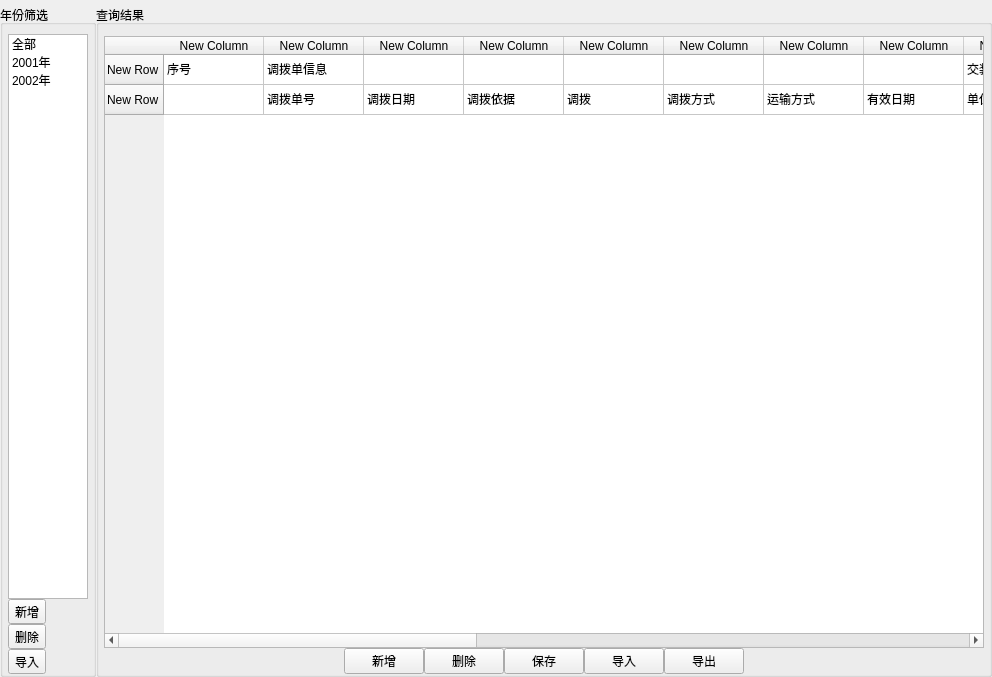
Old version of the form widgets/alocatMange/rocketTransfer.ui in the repository Belos10/Equip.
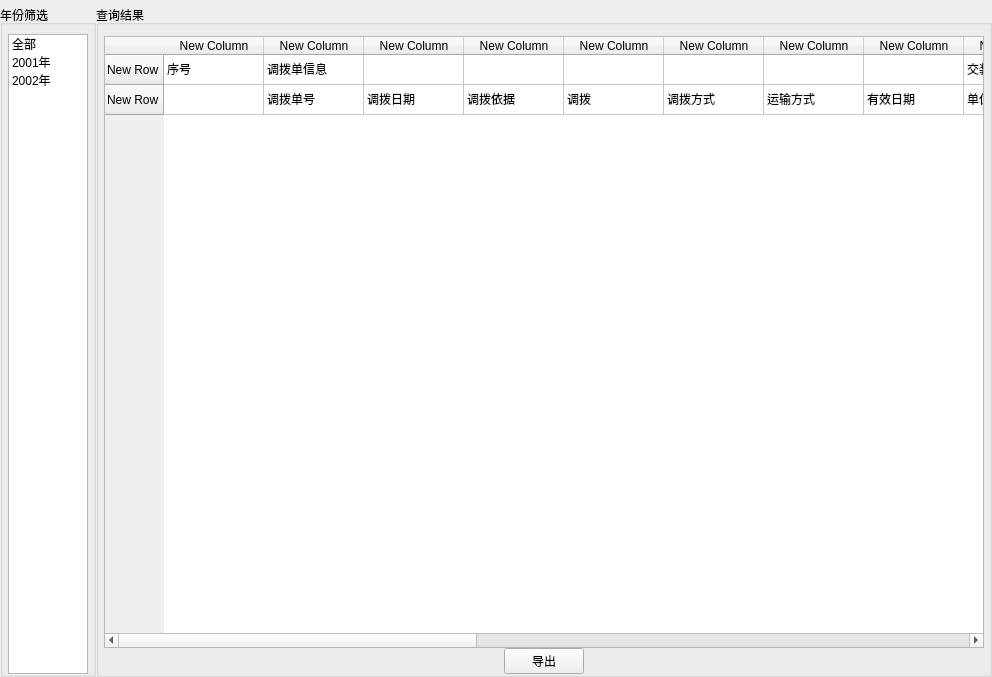
New version of the form.

Diff of the .ui file:
```diff
--- a/widgets/alocatMange/rocketTransfer.ui
+++ b/widgets/alocatMange/rocketTransfer.ui
@@ -102,27 +102,6 @@
            </item>
           </widget>
          </item>
-         <item>
-          <widget class="QToolButton" name="tb_add">
-           <property name="text">
-            <string>新增</string>
-           </property>
-          </widget>
-         </item>
-         <item>
-          <widget class="QToolButton" name="tb_del">
-           <property name="text">
-            <string>删除</string>
-           </property>
-          </widget>
-         </item>
-         <item>
-          <widget class="QToolButton" name="tb_input">
-           <property name="text">
-            <string>导入</string>
-           </property>
-          </widget>
-         </item>
         </layout>
        </widget>
       </item>
@@ -416,35 +395,7 @@
         </item>
         <item>
          <layout class="QGridLayout" name="gridLayout">
-          <item row="0" column="3">
-           <widget class="QPushButton" name="pb_save">
-            <property name="text">
-             <string>保存</string>
-            </property>
-           </widget>
-          </item>
-          <item row="0" column="1">
-           <widget class="QPushButton" name="pb_add">
-            <property name="text">
-             <string>新增</string>
-            </property>
-           </widget>
-          </item>
           <item row="0" column="2">
-           <widget class="QPushButton" name="pb_del">
-            <property name="text">
-             <string>删除</string>
-            </property>
-           </widget>
-          </item>
-          <item row="0" column="5">
-           <widget class="QPushButton" name="pb_output">
-            <property name="text">
-             <string>导出</string>
-            </property>
-           </widget>
-          </item>
-          <item row="0" column="6">
            <spacer name="horizontalSpacer_2">
             <property name="orientation">
              <enum>Qt::Horizontal</enum>
@@ -457,10 +408,10 @@
             </property>
            </spacer>
           </item>
-          <item row="0" column="4">
-           <widget class="QPushButton" name="pb_input">
+          <item row="0" column="1">
+           <widget class="QPushButton" name="pb_output">
             <property name="text">
-             <string>导入</string>
+             <string>导出</string>
             </property>
            </widget>
           </item>
```
